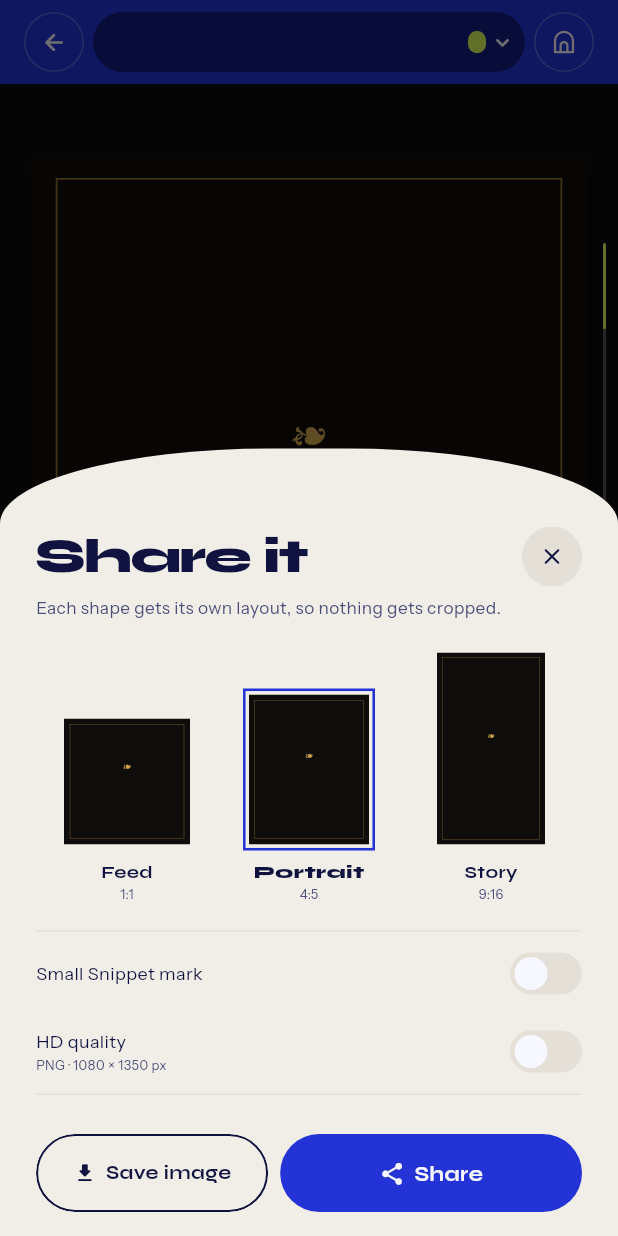
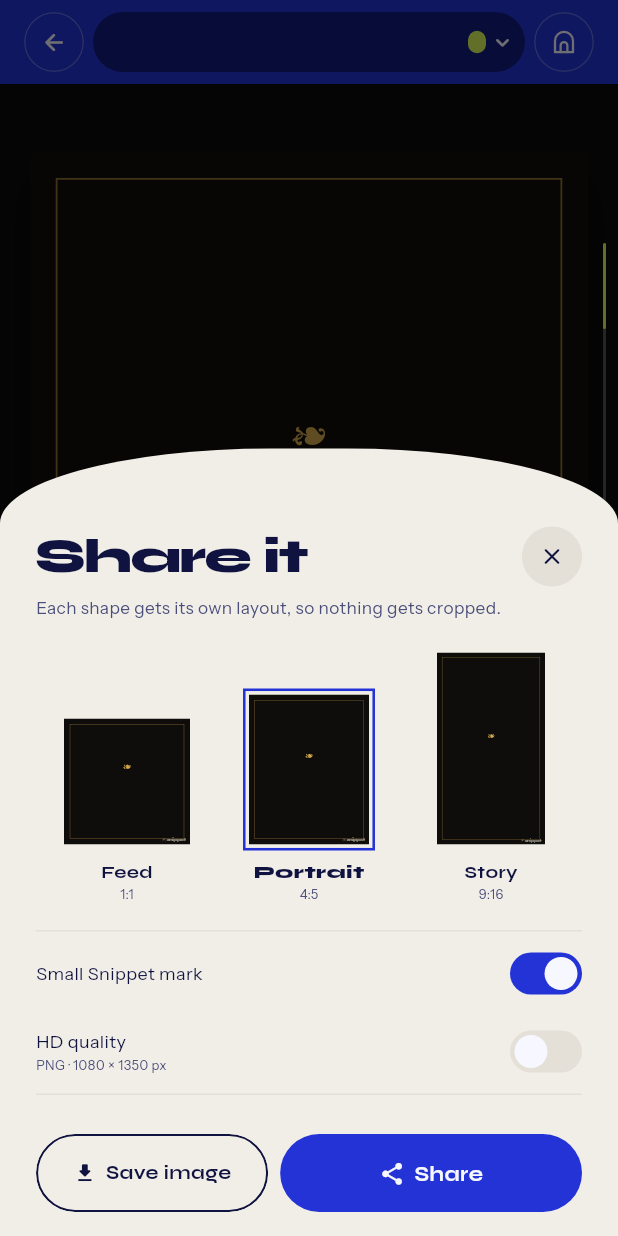
Before and after one commit to ArthurKagwa/snippet, a Flutter app: the SwipeScreen screen opened directly with empty values, after a tap on "Export", on a phone screen of 412 x 824 dp. Run offline on Flutter 3.47's test engine with Material 3 defaults, Android fonts, the phone set to English and light mode, and no system bars; our stand-ins replace cloud_firestore, firebase_auth, firebase_core, firebase_remote_config, google_sign_in, share_plus; missing offline and left inert: gal; accounts and stored records are empty.

Commit message:
Turn the export mark on by default and add the monochrome icon
The mark was just the wordmark. It now pairs it with the monochrome app
icon (outlined arch and solid sun, from assets/icon/monochrome.svg),
painted as vector in the card's ink so it stays sharp in HD exports.

```diff
--- a/lib/cards/quote_card.dart
+++ b/lib/cards/quote_card.dart
@@ -1,10 +1,10 @@
 import 'package:flutter/material.dart';
 
-import '../core/theme/snippet_fonts.dart';
 import 'card_content.dart';
 import 'card_palette.dart';
 import 'card_shape.dart';
 import 'card_style_spec.dart';
+import 'snippet_mark.dart';
 
 /// Hero tag shared by every on-screen copy of one style + colourway, so a
 /// thumbnail can fly into the full-size card.
@@ -54,14 +54,8 @@ class QuoteCard extends StatelessWidget {
                   Positioned(
                     right: 10,
                     bottom: 7,
-                    child: Text(
-                      'snippet',
-                      textScaler: TextScaler.noScaling,
-                      style: SnippetFonts.display(
-                        8,
-                        color: palette.ink.withValues(alpha: 0.55),
-                        letterSpacing: -0.2,
-                      ),
+                    child: SnippetMark(
+                      color: palette.ink.withValues(alpha: 0.55),
                     ),
                   ),
               ],
--- /dev/null
+++ b/lib/cards/snippet_mark.dart
@@ -0,0 +1,80 @@
+import 'package:flutter/widgets.dart';
+
+import '../core/theme/snippet_fonts.dart';
+
+/// The export watermark: the monochrome app icon (outlined arch, solid sun,
+/// from assets/icon/monochrome.svg) beside the wordmark, in one ink colour.
+class SnippetMark extends StatelessWidget {
+  const SnippetMark({super.key, required this.color, this.size = 8});
+
+  final Color color;
+
+  /// Wordmark font size in design units; the glyph is sized to match.
+  final double size;
+
+  @override
+  Widget build(BuildContext context) {
+    return Row(
+      mainAxisSize: MainAxisSize.min,
+      crossAxisAlignment: CrossAxisAlignment.center,
+      children: [
+        CustomPaint(
+          size: Size.square(size * 1.05),
+          painter: _MonochromeIconPainter(color),
+        ),
+        SizedBox(width: size * 0.3),
+        Text(
+          'snippet',
+          textScaler: TextScaler.noScaling,
+          style: SnippetFonts.display(
+            size,
+            color: color,
+            letterSpacing: -0.2,
+            height: 1,
+          ),
+        ),
+      ],
+    );
+  }
+}
+
+/// monochrome.svg cropped to the glyph: on its 108 canvas the arch spans
+/// x 36–72 with its crown at y 39.375 and the sun sits at (54, 55.5).
+class _MonochromeIconPainter extends CustomPainter {
+  const _MonochromeIconPainter(this.color);
+
+  final Color color;
+
+  static const double _stroke = 2.25;
+  static const double _box = 36 + _stroke;
+
+  @override
+  void paint(Canvas canvas, Size size) {
+    final k = size.width / _box;
+    const half = _stroke / 2;
+    final arch = Path()
+      ..moveTo(half * k, size.height)
+      ..lineTo(half * k, (18 + half) * k)
+      ..arcToPoint(
+        Offset((36 + half) * k, (18 + half) * k),
+        radius: Radius.circular(18 * k),
+      )
+      ..lineTo((36 + half) * k, size.height);
+    canvas
+      ..drawPath(
+        arch,
+        Paint()
+          ..color = color
+          ..style = PaintingStyle.stroke
+          ..strokeWidth = _stroke * k,
+      )
+      ..drawCircle(
+        Offset((18 + half) * k, (55.5 - 39.375 + half) * k),
+        7.5 * k,
+        Paint()..color = color,
+      );
+  }
+
+  @override
+  bool shouldRepaint(_MonochromeIconPainter old) => old.color != color;
+}
--- a/lib/data/app_settings.dart
+++ b/lib/data/app_settings.dart
@@ -42,7 +42,7 @@ class AppSettings extends ChangeNotifier {
 
   String _translationId = 'kjv';
   CardShape _shape = CardShape.portrait;
-  bool _showMark = false;
+  bool _showMark = true;
   bool _hdExport = false;
   bool _swipeHints = true;
   List<RecentVerse> _recent = const [];
```
